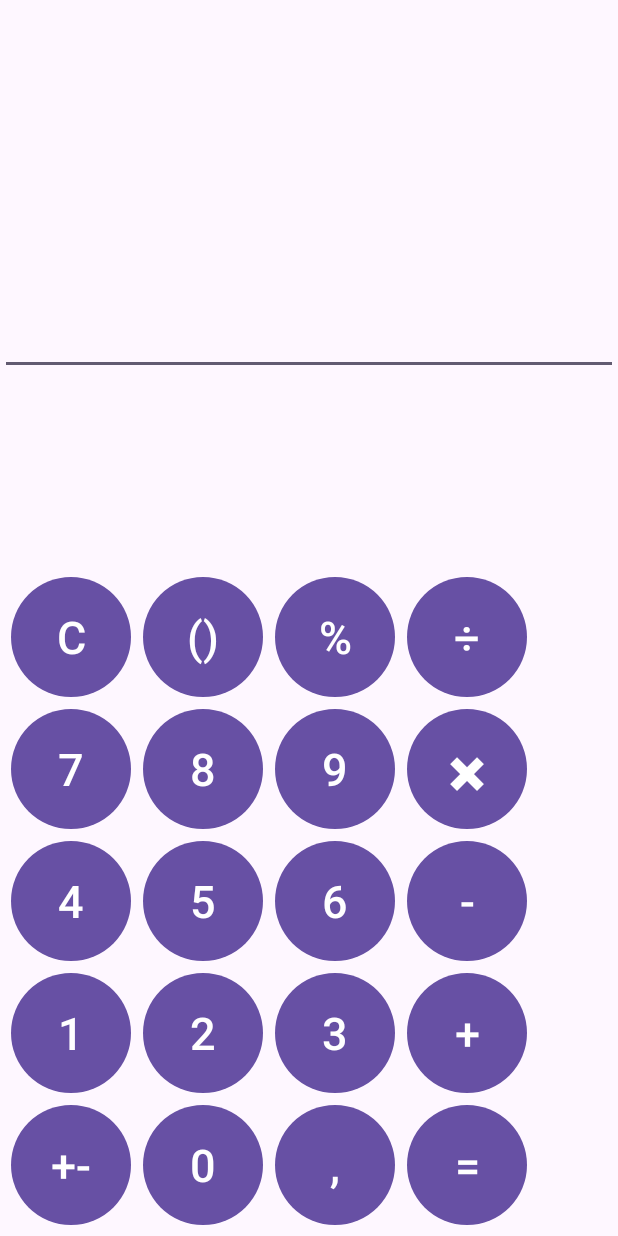
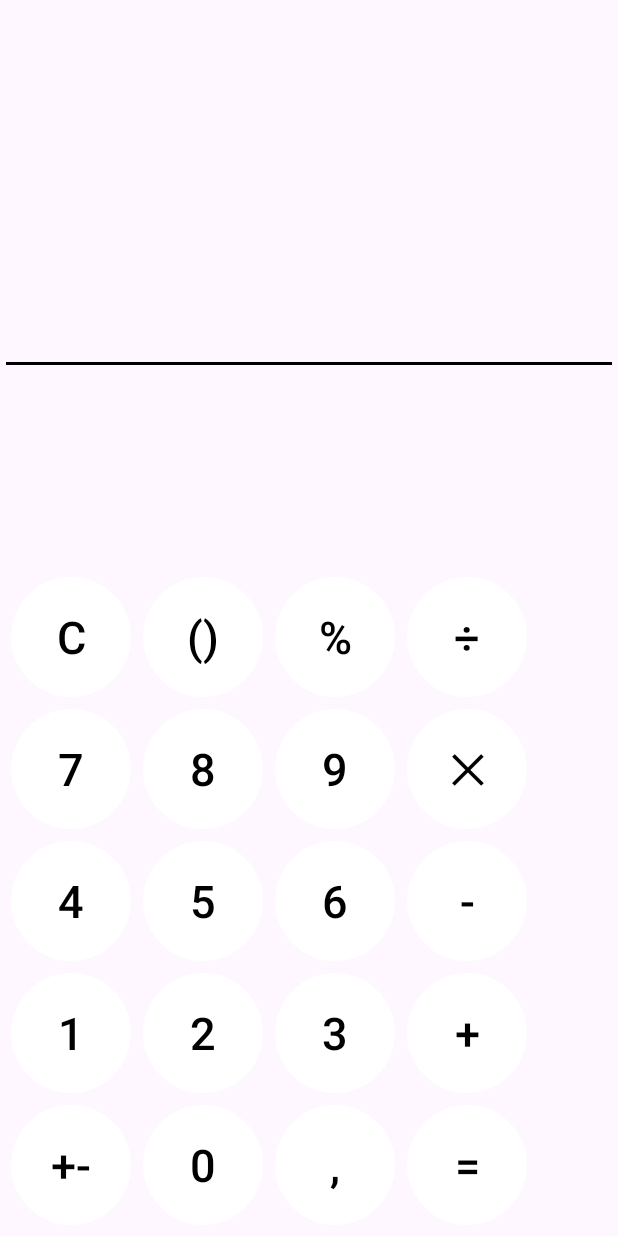
Before and after one commit to Bronnick/CalculatorApp, an Android app: the screen it shows after launch (MainActivity), on a phone screen of 412 x 824 dp. Run offline under Robolectric (Android 15) with nearby library versions, the phone set to English and light mode, and no system bars; our stand-ins replace Dagger/Hilt's generated code.

Commit message:
improved themes in dark/light modes

```diff
--- a/app/src/main/res/drawable/rounded_button_background.xml
+++ b/app/src/main/res/drawable/rounded_button_background.xml
@@ -17,6 +17,6 @@
 
 <shape xmlns:android="http://schemas.android.com/apk/res/android"
     android:shape="oval">
-    <solid android:color="#FFFFFF"/>
+    <!--<solid android:color="#FFFFFF"/>-->
 
 </shape>
--- a/app/src/main/res/values-night/themes.xml
+++ b/app/src/main/res/values-night/themes.xml
@@ -1,7 +1,29 @@
 <resources xmlns:tools="http://schemas.android.com/tools">
     <!-- Base application theme. -->
     <style name="Base.Theme.CalculatorApp" parent="Theme.Material3.DayNight.NoActionBar">
-        <!-- Customize your dark theme here. -->
-        <!-- <item name="colorPrimary">@color/my_dark_primary</item> -->
+        <item name="colorSecondary">@color/design_default_color_on_primary</item>
+        <item name="colorSecondaryVariant">@color/design_default_color_on_primary</item>
+        <item name="colorOnSecondary">@color/white</item>
+        <!-- Secondary brand color. -->
+        <item name="colorPrimary">@color/design_default_color_on_secondary</item>
+        <item name="colorPrimaryVariant">@color/design_default_color_on_secondary</item>
+        <item name="colorOnPrimary">@color/black</item>
+
+        <item name="android:textColor">@color/white</item>
+    </style>
+
+    <style name="RoundedButton">
+        <item name="android:layout_width">wrap_content</item>
+        <item name="android:layout_height">wrap_content</item>
+        <item name="android:layout_weight">1</item>
+        <item name="android:layout_marginEnd">4dp</item>
+        <item name="android:layout_marginStart">4dp</item>
+        <item name="android:layout_marginBottom">4dp</item>
+        <item name="android:layout_marginTop">4dp</item>
+        <!--<item name="android:layout_rowWeight">0.2</item>-->
+        <item name="android:background">@drawable/rounded_button_background</item>
+        <item name="android:textColor">@color/white</item>
+        <item name="android:textSize">30sp</item>
+        <item name="android:gravity">center</item>
     </style>
 </resources>
--- a/app/src/main/res/values/strings.xml
+++ b/app/src/main/res/values/strings.xml
@@ -7,7 +7,7 @@
     <string name="button_7">7</string>
     <string name="button_8">8</string>
     <string name="button_9">9</string>
-    <string name="button_multiply">✖</string>
+    <string name="button_multiply">╳</string>
     <string name="button_4">4</string>
     <string name="button_5">5</string>
     <string name="button_6">6</string>
--- a/app/src/main/res/values/styles.xml
+++ b/app/src/main/res/values/styles.xml
@@ -1,6 +1,6 @@
 <?xml version="1.0" encoding="utf-8"?>
 <resources>
-    <style name="RoundedButton">
+    <!--<style name="RoundedButton">
         <item name="android:layout_width">wrap_content</item>
         <item name="android:layout_height">wrap_content</item>
         <item name="android:layout_weight">1</item>
@@ -8,10 +8,10 @@
         <item name="android:layout_marginStart">4dp</item>
         <item name="android:layout_marginBottom">4dp</item>
         <item name="android:layout_marginTop">4dp</item>
-        <!--<item name="android:layout_rowWeight">0.2</item>-->
+        &lt;!&ndash;<item name="android:layout_rowWeight">0.2</item>&ndash;&gt;
         <item name="android:background">@drawable/rounded_button_background</item>
-        <item name="android:textColor">#FFFFFF</item>
+        <item name="android:textColor">@color/black</item>
         <item name="android:textSize">30sp</item>
         <item name="android:gravity">center</item>
-    </style>
+    </style>-->
 </resources>
--- a/app/src/main/res/values/themes.xml
+++ b/app/src/main/res/values/themes.xml
@@ -1,9 +1,32 @@
 <resources xmlns:tools="http://schemas.android.com/tools">
     <!-- Base application theme. -->
     <style name="Base.Theme.CalculatorApp" parent="Theme.Material3.DayNight.NoActionBar">
-        <!-- Customize your light theme here. -->
-        <!-- <item name="colorPrimary">@color/my_light_primary</item> -->
+        <item name="colorPrimary">@color/design_default_color_on_primary</item>
+        <item name="colorPrimaryVariant">@color/design_default_color_on_primary</item>
+        <item name="colorOnPrimary">@color/white</item>
+        <!-- Secondary brand color. -->
+        <item name="colorSecondary">@color/design_default_color_on_secondary</item>
+        <item name="colorSecondaryVariant">@color/design_default_color_on_secondary</item>
+        <item name="colorOnSecondary">@color/black</item>
+
+        <item name="android:textColor">@color/black</item>
+
     </style>
 
     <style name="Theme.CalculatorApp" parent="Base.Theme.CalculatorApp" />
+
+    <style name="RoundedButton">
+        <item name="android:layout_width">wrap_content</item>
+        <item name="android:layout_height">wrap_content</item>
+        <item name="android:layout_weight">1</item>
+        <item name="android:layout_marginEnd">4dp</item>
+        <item name="android:layout_marginStart">4dp</item>
+        <item name="android:layout_marginBottom">4dp</item>
+        <item name="android:layout_marginTop">4dp</item>
+        <!--<item name="android:layout_rowWeight">0.2</item>-->
+        <item name="android:background">@drawable/rounded_button_background</item>
+        <item name="android:textColor">@color/black</item>
+        <item name="android:textSize">30sp</item>
+        <item name="android:gravity">center</item>
+    </style>
 </resources>
```
